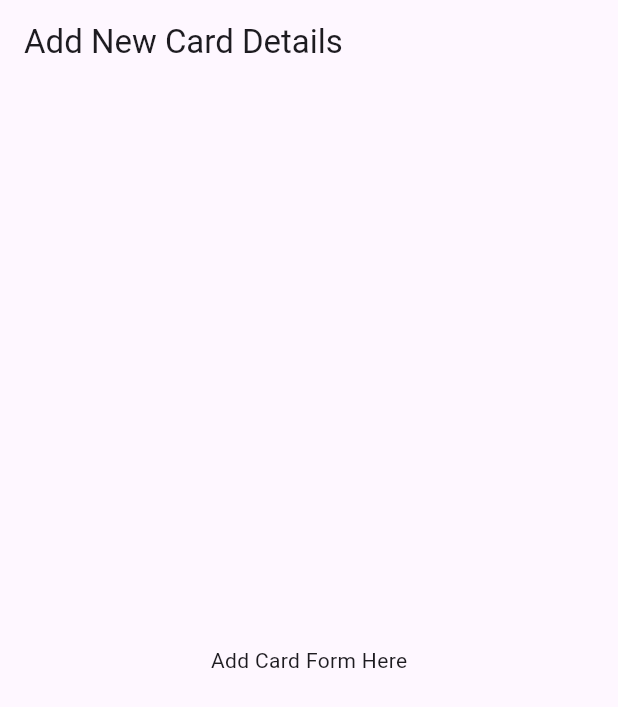
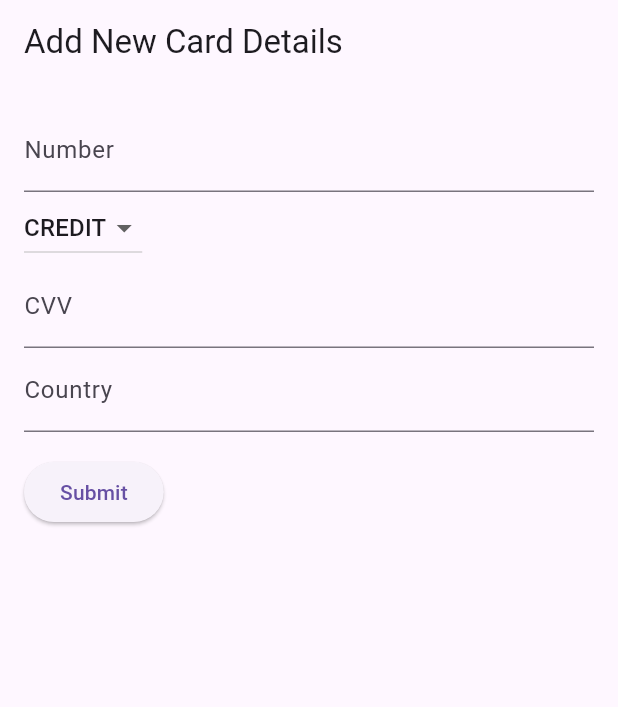
Before and after one commit to EuanScott/payment-gateway, a Flutter app: the screen it shows after launch, on a phone screen of 412 x 824 dp. Shown: the top 707 px of the screen. Run offline on Flutter 3.47's test engine with Material 3 defaults, Android fonts, the phone set to English and light mode, and no system bars; our stand-ins replace flutter_redux, redux.

Commit message:
Added form input and worked on redux.dart

```diff
--- a/payment_gateway/lib/features/card_capture/card_capture.dart
+++ b/payment_gateway/lib/features/card_capture/card_capture.dart
@@ -1,4 +1,9 @@
 import 'package:flutter/material.dart';
+import 'package:flutter/services.dart';
+import 'package:flutter_redux/flutter_redux.dart';
+import 'package:payment_gateway/shared/redux.dart';
+
+import 'models/card_details.dart';
 
 class CardCapturePage extends StatelessWidget {
   const CardCapturePage({super.key});
@@ -9,9 +14,121 @@ class CardCapturePage extends StatelessWidget {
       appBar: AppBar(
         title: const Text('Add New Card Details'),
       ),
-      body: const Center(
-        child: Text('Add Card Form Here'),
-      ),
+      body: CardDetailsForm(),
     );
   }
 }
+
+class CardDetailsForm extends StatefulWidget {
+  CardDetailsForm({super.key});
+
+  @override
+  State<CardDetailsForm> createState() => _CardDetailsFormState();
+}
+
+class _CardDetailsFormState extends State<CardDetailsForm> {
+  final _formKey = GlobalKey<FormState>();
+
+  CardType cardType = CardType.CREDIT;
+  CardDetails cardDetails = CardDetails('', '', '', '');
+
+  @override
+  Widget build(BuildContext context) {
+    return StoreConnector<AppState, Function(CardDetails)>(
+      converter: (store) {
+        return (cardDetails) => store.dispatch(AddCardAction(cardDetails));
+      },
+      builder: (context, callback) {
+        return Padding(
+          padding: const EdgeInsets.all(16.0),
+          child: Form(
+            key: _formKey,
+            child: Column(
+              crossAxisAlignment: CrossAxisAlignment.start,
+              children: <Widget>[
+                TextFormField(
+                  decoration: const InputDecoration(labelText: 'Number'),
+                  keyboardType: TextInputType.number,
+                  inputFormatters: <TextInputFormatter>[
+                    FilteringTextInputFormatter.allow(RegExp(r'[0-9]')),
+                  ],
+                  onChanged: (value) {
+                    setState(() {
+                      cardDetails.number = value;
+                    });
+                  },
+                  validator: (value) {
+                    if (value == null || value.isEmpty) {
+                      return 'Please enter your card number';
+                    }
+                    return null;
+                  },
+                ),
+                // TODO: Style this nicely :P
+                DropdownButton<CardType>(
+                  value: cardType,
+                  items: CardType.values.map((CardType cardType) {
+                    return DropdownMenuItem<CardType>(
+                      value: cardType,
+                      child: Text(cardType.toString().split('.').last),
+                    );
+                  }).toList(),
+                  onChanged: (CardType? selectedCardType) {
+                    setState(() {
+                      cardType = selectedCardType!;
+                    });
+                    cardDetails.type = selectedCardType.toString();
+                  },
+                ),
+                TextFormField(
+                  decoration: const InputDecoration(labelText: 'CVV'),
+                  keyboardType: TextInputType.number,
+                  inputFormatters: <TextInputFormatter>[
+                    FilteringTextInputFormatter.allow(RegExp(r'[0-9]')),
+                  ],
+                  onChanged: (value) {
+                    setState(() {
+                      cardDetails.cvv = value;
+                    });
+                  },
+                  validator: (value) {
+                    if (value!.isEmpty) {
+                      return 'Please enter your card cvv';
+                    }
+                    return null;
+                  },
+                ),
+                TextFormField(
+                  decoration: const InputDecoration(labelText: 'Country'),
+                  onChanged: (value) {
+                    setState(() {
+                      cardDetails.country = value;
+                    });
+                  },
+                  inputFormatters: <TextInputFormatter>[
+                    FilteringTextInputFormatter.allow(RegExp(r'[A-Za-z]')),
+                  ],
+                  validator: (value) {
+                    if (value!.isEmpty) {
+                      return 'Please enter your country of issue';
+                    }
+                    return null;
+                  },
+                ),
+                const SizedBox(height: 16.0),
+                ElevatedButton(
+                  onPressed: () {
+                    if (_formKey.currentState!.validate()) {
+                      callback(cardDetails);
+                    }
+                  },
+                  child: const Text('Submit'),
+                ),
+              ],
+            ),
+          ),
+        );
+      },
+    );
+  }
+}
--- a/payment_gateway/lib/features/card_capture/models/card_details.dart
+++ b/payment_gateway/lib/features/card_capture/models/card_details.dart
@@ -1,8 +1,23 @@
 class CardDetails {
-  String name;
   String number;
+  String type;
   String cvv;
   String country;
 
-  CardDetails(this.name, this.number, this.cvv, this.country);
+  CardDetails(
+    this.number,
+    this.type,
+    this.cvv,
+    this.country,
+  );
+
+  @override
+  String toString() {
+    return 'CardDetails -> {number: $number, type: $type, cvv: $cvv, country: $country}';
+  }
 }
+
+enum CardType {
+  CREDIT,
+  DEBIT
+}
--- a/payment_gateway/lib/main.dart
+++ b/payment_gateway/lib/main.dart
@@ -1,18 +1,26 @@
 import 'package:flutter/material.dart';
+import 'package:flutter_redux/flutter_redux.dart';
+import 'package:redux/redux.dart';
+
 import './features/card_capture/card_capture.dart';
 import './features/card_history/card_history.dart';
 import './features/country_listing/country_listing.dart';
+import 'shared/redux.dart';
 
 void main() {
-  runApp(const MyApp());
+  runApp(MyApp(store: store));
 }
 
 class MyApp extends StatelessWidget {
-  const MyApp({super.key});
+  final Store<AppState> store;
+
+  const MyApp({super.key, required this.store});
 
   @override
   Widget build(BuildContext context) {
-    return MaterialApp(
+    return StoreProvider(
+        store: store,
+        child: MaterialApp(
           title: 'Flutter Card App',
           initialRoute: '/',
           routes: {
@@ -20,6 +28,6 @@ class MyApp extends StatelessWidget {
             '/history': (context) => const CardHistoryPage(),
             '/update': (context) => const CountryListingPage(),
           },
-    );
+        ));
   }
 }
--- a/payment_gateway/lib/features/card_capture/redux/redux.dart
+++ b/payment_gateway/lib/shared/redux.dart
@@ -1,6 +1,6 @@
-import '../models/card_details.dart';
+import 'package:redux/redux.dart';
 
-// TODO: Explore this more and how to integrate it into my app
+import '../features/card_capture/models/card_details.dart';
 
 class AddCardAction {
   final CardDetails cardDetails;
@@ -13,6 +13,7 @@ AppState appReducer(AppState state, dynamic action) {
   if (action is AddCardAction) {
     return state.copyWith(
       cardDetails: action.cardDetails,
+      // TODO: Save the card in storage here
     );
   }
   return state;
@@ -22,9 +23,9 @@ AppState appReducer(AppState state, dynamic action) {
 class AppState {
   final CardDetails cardDetails;
 
-  AppState({this.cardDetails});
+  AppState({required this.cardDetails});
 
-  AppState copyWith({CardDetails cardDetails}) {
+  AppState copyWith({required CardDetails cardDetails}) {
     return AppState(
       cardDetails: cardDetails ?? this.cardDetails,
     );
@@ -34,5 +35,5 @@ class AppState {
 // Create Redux store
 final store = Store<AppState>(
   appReducer,
-  initialState: AppState(cardDetails: null),
+  initialState: AppState(cardDetails: CardDetails('', '', '', '')),
 );
--- a/payment_gateway/pubspec.yaml
+++ b/payment_gateway/pubspec.yaml
@@ -12,6 +12,7 @@ dependencies:
     sdk: flutter
   cupertino_icons: ^1.0.6
   redux: ^5.0.0
+  flutter_redux: ^0.10.0
 
 dev_dependencies:
   flutter_test:
```
Also changed, not shown: 1 other file. Lines whose indentation alone changed are shown as unchanged.
